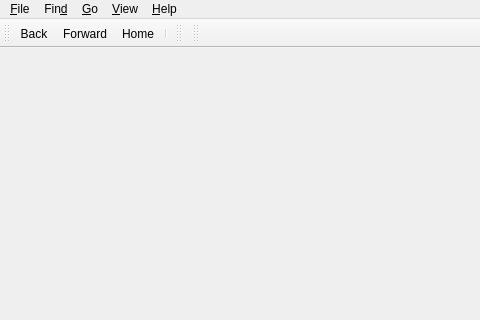
Above: gems3/vizor4/dlg4/HelpWindow4.ui from gemshub/GEMSGUI before the change; both pictures show x 0 to 480 and y 0 to 320 of the 983 by 600 pixel window. Below: the same form after it.
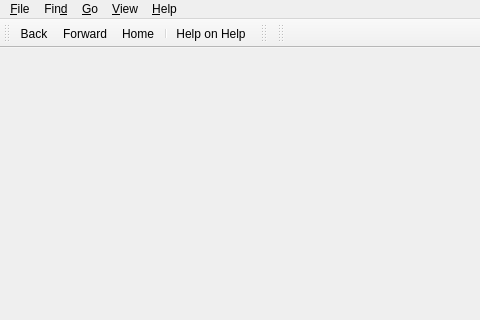
That is the form after the change. Icons and pictures are not drawn.

Commit message: Renamed VersionDialog, Added HelponHelp, bugfix GraphDialog (SD)

Diff of the .ui file:
```diff
--- a/gems3/vizor4/dlg4/HelpWindow4.ui
+++ b/gems3/vizor4/dlg4/HelpWindow4.ui
@@ -94,6 +94,7 @@
    <addaction name="actionForward"/>
    <addaction name="actionHome"/>
    <addaction name="separator"/>
+   <addaction name="actionHelp_on_Help"/>
   </widget>
   <widget class="QToolBar" name="toolFind">
    <property name="windowTitle">
@@ -230,6 +231,15 @@
     <string>-</string>
    </property>
   </action>
+  <action name="actionHelp_on_Help">
+   <property name="icon">
+    <iconset resource="../../img.qrc">
+     <normaloff>:/toolbar/img/help.png</normaloff>:/toolbar/img/help.png</iconset>
+   </property>
+   <property name="text">
+    <string>Help on Help</string>
+   </property>
+  </action>
  </widget>
  <resources>
   <include location="../../img.qrc"/>
```
Left out of the diff: 3 changed lines with no effect on the pictures. The commit also changes 7 other files.
